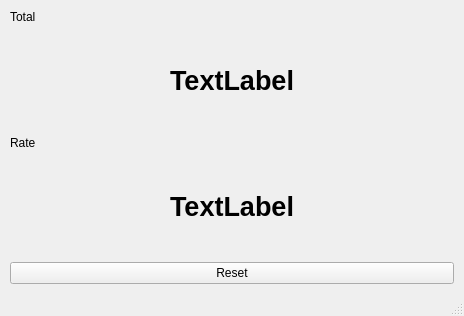
Old version of the form tf02_traffic/main_window.ui in the repository codincodee/tf0x_dev.
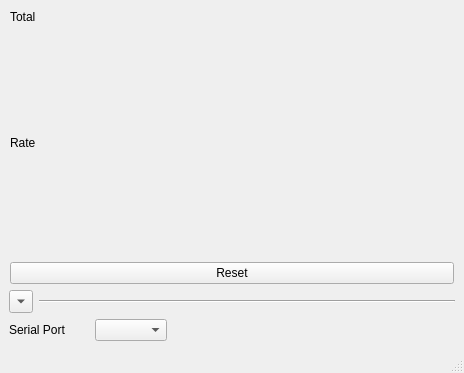
New version of the form.

Commit message: Serial port configuration

```diff
--- a/tf02_traffic/main_window.ui
+++ b/tf02_traffic/main_window.ui
@@ -510,7 +510,7 @@
              </font>
             </property>
             <property name="text">
-             <string>TextLabel</string>
+             <string/>
             </property>
             <property name="alignment">
              <set>Qt::AlignCenter</set>
@@ -967,7 +967,7 @@
              </font>
             </property>
             <property name="text">
-             <string>TextLabel</string>
+             <string/>
             </property>
             <property name="alignment">
              <set>Qt::AlignCenter</set>
@@ -1014,6 +1014,72 @@
         </item>
        </layout>
       </item>
+      <item>
+       <layout class="QHBoxLayout" name="horizontalLayout_2">
+        <item>
+         <widget class="QToolButton" name="SettingsSwitchToolButton">
+          <property name="text">
+           <string>...</string>
+          </property>
+          <property name="arrowType">
+           <enum>Qt::DownArrow</enum>
+          </property>
+         </widget>
+        </item>
+        <item>
+         <widget class="Line" name="line">
+          <property name="orientation">
+           <enum>Qt::Horizontal</enum>
+          </property>
+         </widget>
+        </item>
+       </layout>
+      </item>
+      <item>
+       <layout class="QHBoxLayout" name="horizontalLayout_3">
+        <item>
+         <widget class="QLabel" name="SerialPortLabel">
+          <property name="sizePolicy">
+           <sizepolicy hsizetype="Fixed" vsizetype="Preferred">
+            <horstretch>0</horstretch>
+            <verstretch>0</verstretch>
+           </sizepolicy>
+          </property>
+          <property name="minimumSize">
+           <size>
+            <width>80</width>
+            <height>0</height>
+           </size>
+          </property>
+          <property name="maximumSize">
+           <size>
+            <width>80</width>
+            <height>16777215</height>
+           </size>
+          </property>
+          <property name="text">
+           <string>Serial Port</string>
+          </property>
+         </widget>
+        </item>
+        <item>
+         <widget class="QComboBox" name="SerialPortComboBox"/>
+        </item>
+        <item>
+         <spacer name="horizontalSpacer_3">
+          <property name="orientation">
+           <enum>Qt::Horizontal</enum>
+          </property>
+          <property name="sizeHint" stdset="0">
+           <size>
+            <width>40</width>
+            <height>20</height>
+           </size>
+          </property>
+         </spacer>
+        </item>
+       </layout>
+      </item>
       <item>
        <spacer name="verticalSpacer_2">
         <property name="orientation">
```
The commit also changes 5 other files.
